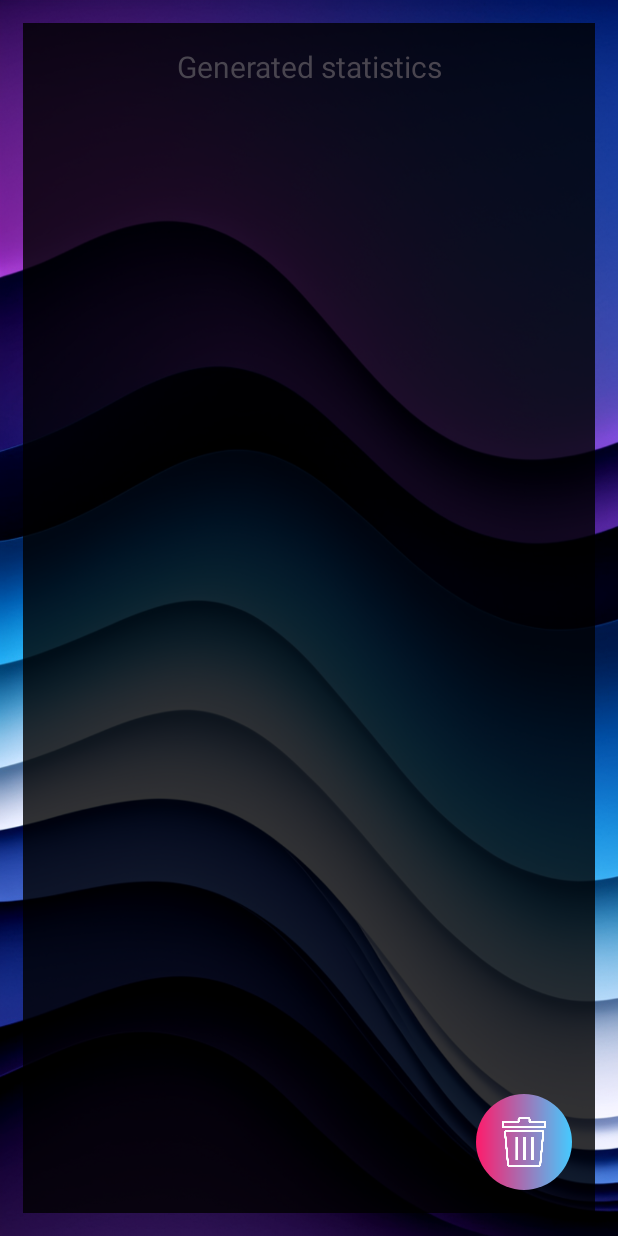
After one commit to BakcsiTamas0/BudgetBuddy, an Android app: the GeneratedStatisticsActivity screen opened directly, with no data from a screen before it, on a phone screen of 412 x 824 dp. The commit adds this screen. Run offline under Robolectric (Android 15) with nearby library versions, the phone set to English and light mode, and no system bars; Roboto replaces fonts that are not available here.

Commit message:
added activites for the general statistics and generated statistics where all the pdfs will be shown in a list

```diff
--- /dev/null
+++ b/app/src/main/java/com/example/budgetbuddy/Adapters/StatisticsAdapter/GeneratedStatisticsRecyclerViewAdapter.kt
@@ -0,0 +1,4 @@
+package com.example.budgetbuddy.Adapters.StatisticsAdapter
+
+class GeneratedStatisticsRecyclerViewAdapter {
+}
--- /dev/null
+++ b/app/src/main/java/com/example/budgetbuddy/GeneratedStatisticsActivity.kt
@@ -0,0 +1,11 @@
+package com.example.budgetbuddy
+
+import androidx.appcompat.app.AppCompatActivity
+import android.os.Bundle
+
+class GeneratedStatisticsActivity : AppCompatActivity() {
+    override fun onCreate(savedInstanceState: Bundle?) {
+        super.onCreate(savedInstanceState)
+        setContentView(R.layout.activity_generated_statistics)
+    }
+}
--- a/app/src/main/java/com/example/budgetbuddy/LoginActivity.kt
+++ b/app/src/main/java/com/example/budgetbuddy/LoginActivity.kt
@@ -52,11 +52,8 @@ class LoginActivity : AppCompatActivity() {
         remember = findViewById(R.id.remember)
 
         val loginBtn: Button = findViewById(R.id.login_btn)
-
-
         registerFromLogin = findViewById(R.id.registerFromLogin)
         customTextUtils.applyLinearGradient(registerFromLogin)
-
 
         val googleImage: ImageView = findViewById(R.id.googleImage)
 
--- /dev/null
+++ b/app/src/main/res/layout/activity_generated_statistics.xml
@@ -0,0 +1,42 @@
+<?xml version="1.0" encoding="utf-8"?>
+<FrameLayout xmlns:android="http://schemas.android.com/apk/res/android"
+    xmlns:tools="http://schemas.android.com/tools"
+    android:layout_width="match_parent"
+    android:layout_height="match_parent"
+    tools:context=".GeneratedStatisticsActivity"
+    android:background="@drawable/custom_background_image">
+
+    <LinearLayout
+        android:layout_width="match_parent"
+        android:layout_height="match_parent"
+        android:orientation="vertical"
+        android:layout_margin="15dp"
+        android:background="@color/transparent">
+
+        <TextView
+            android:layout_width="match_parent"
+            android:layout_height="wrap_content"
+            android:layout_marginTop="15dp"
+            android:text="@string/statistics"
+            android:textAlignment="center"
+            android:textSize="20sp"/>
+
+        <androidx.recyclerview.widget.RecyclerView
+            android:layout_width="match_parent"
+            android:layout_height="0dp"
+            android:layout_weight="1"
+            android:layout_margin="15dp"/>
+
+        <ImageView
+            android:layout_width="64dp"
+            android:layout_height="64dp"
+            android:layout_marginBottom="15dp"
+            android:layout_marginEnd="15dp"
+            android:padding="15dp"
+            android:layout_gravity="end"
+            android:src="@drawable/bin"
+            android:background="@drawable/custom_button"/>
+
+    </LinearLayout>
+
+</FrameLayout>
--- a/app/src/main/res/layout/activity_login.xml
+++ b/app/src/main/res/layout/activity_login.xml
@@ -71,10 +71,11 @@
                 android:id="@+id/remember"
                 android:layout_width="match_parent"
                 android:layout_height="wrap_content"
+                android:layout_marginTop="20dp"
                 android:text="@string/remember"
                 android:textSize="18sp"
                 android:textColor="@color/white"
-                android:layout_marginTop="20dp"/>
+                android:buttonTint="@color/redReusable"/>
 
             <androidx.appcompat.widget.AppCompatButton
                 android:layout_width="match_parent"
--- a/app/src/main/res/layout/applist_main.xml
+++ b/app/src/main/res/layout/applist_main.xml
@@ -112,6 +112,7 @@
             android:background="@drawable/custom_view_holder_3">
 
             <LinearLayout
+                android:id="@+id/appListStatistics"
                 android:layout_width="match_parent"
                 android:layout_height="match_parent"
                 android:layout_margin="15dp"
--- a/app/src/main/res/layout/custom_navigation_drawer.xml
+++ b/app/src/main/res/layout/custom_navigation_drawer.xml
@@ -95,6 +95,7 @@
             android:textSize="20sp"/>
 
         <TextView
+            android:id="@+id/generatedStatisticsTextView"
             android:clickable="true"
             android:focusable="true"
             android:layout_width="wrap_content"
--- a/app/src/main/res/layout/fragment_delete_user.xml
+++ b/app/src/main/res/layout/fragment_delete_user.xml
@@ -56,7 +56,8 @@
                     android:layout_marginEnd="25dp"
                     android:text="Hereby I confirm that I want to delete my account"
                     android:textAlignment="center"
-                    android:textSize="16sp"/>
+                    android:textSize="16sp"
+                    android:buttonTint="@color/redReusable"/>
 
                 <androidx.appcompat.widget.AppCompatButton
                     android:id="@+id/deleteUserSaveButton"
--- a/app/src/main/res/values/colors.xml
+++ b/app/src/main/res/values/colors.xml
@@ -11,4 +11,5 @@
     <color name="grey">#c5d8e1</color>
     <color name="dark_gery">#334553</color>
     <color name="transparent">#CC000000</color>>
+    <color name="redReusable">#f34a62</color>
 </resources>
--- a/app/src/main/res/values/strings.xml
+++ b/app/src/main/res/values/strings.xml
@@ -30,7 +30,7 @@
     <string name="finances">Finances</string>
     <string name="spending_limit">Spending limit</string>
     <string name="graph">Graphs</string>
-    <string name="statistics">Generate statistics</string>
+    <string name="statistics">Generated statistics</string>
     <string name="settings">Settings</string>
     <string name="FAQ">FAQ</string>
     <string name="about">About us</string>
```
Also changed, not shown: app/src/main/AndroidManifest.xml (+16 -6 lines), app/src/main/java/com/example/budgetbuddy/API/StatisticsAPI/StatisticsAPI.kt (+6 -3 lines), app/src/main/java/com/example/budgetbuddy/GeneralStatisticsActivity.kt (added, +11 -0 lines), app/src/main/java/com/example/budgetbuddy/Handlers/StatisticsGenerationHandler/HandleStatisticsGeneration.kt (+47 -9 lines), app/src/main/java/com/example/budgetbuddy/MainActivity.kt (+24 -15 lines), app/src/main/res/layout/activity_general_statistics.xml (added, +15 -0 lines), app/src/main/res/layout/custom_generated_statistics_recycler_view_item.xml (added, +33 -0 lines), app/src/main/java/com/example/budgetbuddy/Handlers/UserHandling/HandleRegister.kt (line endings or trailing spaces).
